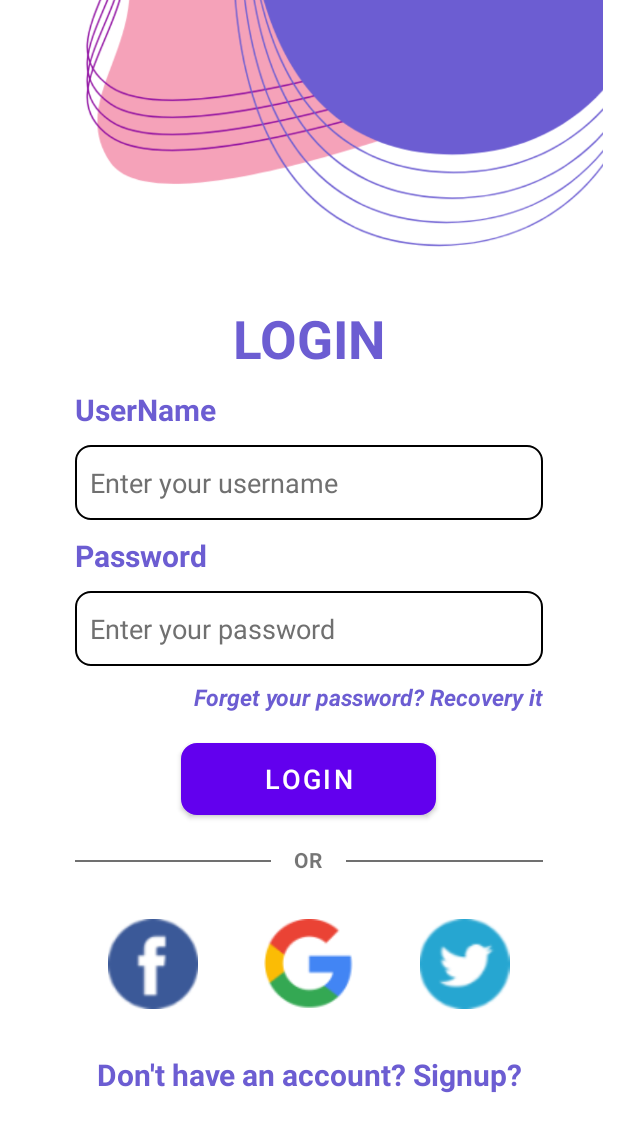
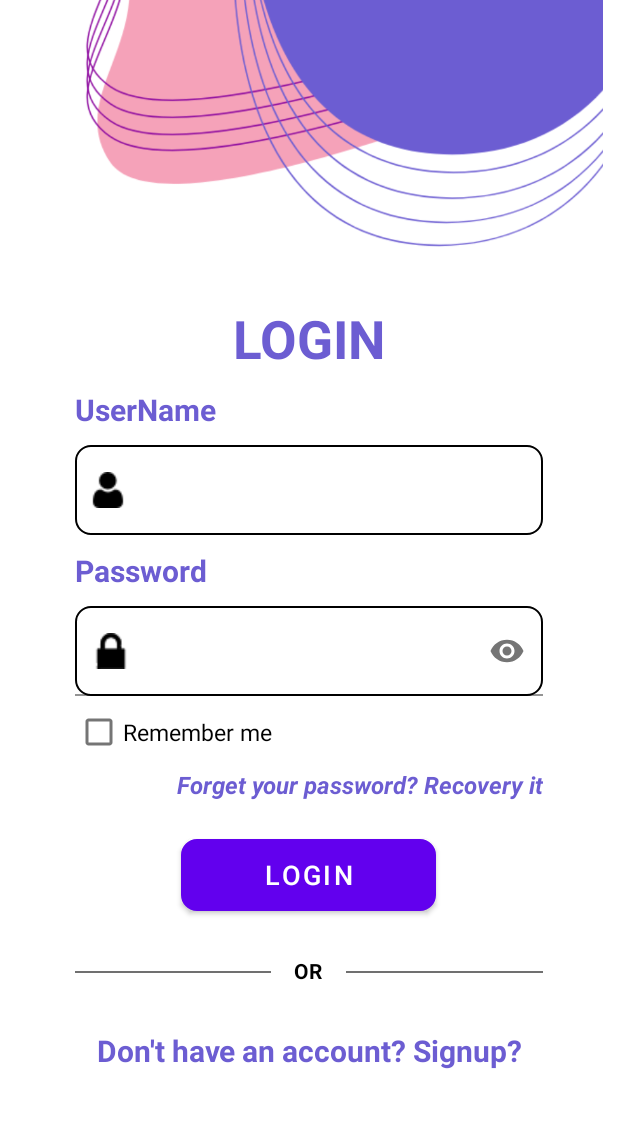
Before and after one commit to cwmTi3n/DoAnAndroid_ShopOnline, an Android app: the layout activity_login.xml on its own in the app's theme, with its tools: preview values and no code run, on a phone screen of 412 x 824 dp. Shown: the top 1132 px of the screen. Run offline under Robolectric (Android 15) with nearby library versions, the light colour scheme and no system bars.

Commit message:
Xây dựng UI activity_login

```diff
--- a/app/src/main/AndroidManifest.xml
+++ b/app/src/main/AndroidManifest.xml
@@ -37,20 +37,20 @@
         <activity
             android:name=".activity.seller.UpdateProductActivity"
             android:exported="false" />
-<!--        <activity-->
-<!--            android:name=".activity.ProductDetailActivity"-->
-<!--            android:exported="false" />-->
+        <activity
+            android:name=".activity.ProductDetailActivity"
+            android:exported="false" />
         <activity
             android:name=".activity.seller.AddProductActivity"
             android:exported="false" />
         <activity
             android:name=".activity.SignupActivity"
             android:exported="false" />
+<!--        <activity-->
+<!--            android:name=".activity.LoginActivity"-->
+<!--            android:exported="false" />-->
         <activity
             android:name=".activity.LoginActivity"
-            android:exported="false" />
-        <activity
-            android:name=".activity.ProductDetailActivity"
             android:exported="true">
             <intent-filter>
                 <action android:name="android.intent.action.MAIN" />
--- a/app/src/main/res/layout/activity_login.xml
+++ b/app/src/main/res/layout/activity_login.xml
@@ -5,6 +5,10 @@
     android:layout_width="match_parent"
     android:layout_height="match_parent"
     tools:context=".activity.LoginActivity">
+
+    <ScrollView
+        android:layout_width="match_parent"
+        android:layout_height="match_parent">
 
         <LinearLayout
             android:layout_width="match_parent"
@@ -18,7 +22,6 @@
                 app:srcCompat="@drawable/top_login" />
 
             <TextView
-            android:id="@+id/tvlogin"
                 android:layout_width="match_parent"
                 android:layout_height="wrap_content"
                 android:text="LOGIN"
@@ -28,7 +31,6 @@
                 android:textAlignment="center"/>
 
             <TextView
-            android:id="@+id/tvusername"
                 android:layout_width="match_parent"
                 android:layout_height="wrap_content"
                 android:layout_marginTop="10dp"
@@ -42,19 +44,18 @@
             <EditText
                 android:id="@+id/edtusername"
                 android:layout_width="match_parent"
-            android:layout_height="50dp"
+                android:layout_height="60dp"
                 android:layout_marginTop="10dp"
                 android:layout_marginLeft="50dp"
                 android:layout_marginRight="50dp"
+                android:drawableLeft="@drawable/user1"
                 android:paddingStart="10dp"
                 android:background="@drawable/radius_border_10dp"
                 android:ems="10"
                 android:inputType="textPersonName"
-            android:textColorHint="#707070"
-            android:hint="Enter your username" />
+                android:textColorHint="#707070" />
 
             <TextView
-            android:id="@+id/tvpass"
                 android:layout_width="match_parent"
                 android:layout_height="wrap_content"
                 android:layout_marginTop="10dp"
@@ -65,39 +66,57 @@
                 android:textColor="#6C5DD2"
                 android:textStyle="bold" />
 
-        <EditText
-            android:id="@+id/edtpass"
+            <com.google.android.material.textfield.TextInputLayout
+                app:passwordToggleEnabled="true"
                 android:layout_width="match_parent"
-            android:layout_height="50dp"
+                android:layout_height="wrap_content"
                 android:layout_marginTop="10dp"
                 android:layout_marginLeft="50dp"
                 android:layout_marginRight="50dp"
-            android:paddingStart="10dp"
+                app:startIconDrawable="@drawable/padlock"
+                app:startIconTint="#000">
+
+                <com.google.android.material.textfield.TextInputEditText
+                    android:id="@+id/tfpass"
+                    android:layout_width="match_parent"
+                    android:layout_height="60dp"
                     android:background="@drawable/radius_border_10dp"
-            android:ems="10"
-            android:inputType="textPersonName"
-            android:hint="Enter your password"
-            android:textColorHint="#707070" />
+                    android:inputType="textPassword"
+                    android:textSize="20dp"
+                    android:fontFamily="sans-serif">
+                </com.google.android.material.textfield.TextInputEditText>
+
+
+
+            </com.google.android.material.textfield.TextInputLayout>
+
+            <CheckBox
+                android:id="@+id/checkBox"
+                android:layout_width="wrap_content"
+                android:layout_height="wrap_content"
+                android:layout_marginLeft="50dp"
+                android:text="Remember me"
+                android:textColor="#000"
+                android:textSize="15dp"/>
 
             <TextView
                 android:id="@+id/tvforgetpass"
                 android:layout_width="match_parent"
                 android:layout_height="wrap_content"
-            android:layout_marginTop="10dp"
+                android:layout_marginLeft="50dp"
                 android:layout_marginRight="50dp"
                 android:text="Forget your password? Recovery it"
-            android:textSize="15dp"
+                android:textSize="16dp"
                 android:textStyle="bold|italic"
                 android:textAlignment="viewEnd"
-            android:textColor="#6C5DD2"
-            />
+                android:textColor="#6C5DD2" />
 
             <Button
                 android:id="@+id/btnlogin"
                 android:layout_width="170dp"
                 android:layout_height="wrap_content"
                 android:layout_gravity="center"
-            android:layout_marginTop="20dp"
+                android:layout_marginTop="25dp"
                 android:textSize="18dp"
                 android:text="Login"
                 android:background="@drawable/radius_border_10dp"/>
@@ -106,7 +125,7 @@
                 android:layout_width="match_parent"
                 android:layout_height="wrap_content"
                 android:orientation="horizontal"
-            android:layout_marginTop="20dp"
+                android:layout_marginTop="30dp"
                 android:layout_marginLeft="50dp"
                 android:layout_marginRight="50dp"
                 android:weightSum="9">
@@ -125,6 +144,7 @@
                     android:layout_weight="1"
                     android:textAlignment="center"
                     android:text="OR"
+                    android:textColor="#000"
                     android:textStyle="bold"/>
 
                 <View
@@ -136,35 +156,6 @@
 
             </LinearLayout>
 
-        <LinearLayout
-            android:layout_width="match_parent"
-            android:layout_height="wrap_content"
-            android:layout_marginTop="30dp"
-            android:layout_marginLeft="50dp"
-            android:layout_marginRight="50dp"
-            android:orientation="horizontal">
-
-            <ImageView
-                android:id="@+id/imgfacebook"
-                android:layout_width="wrap_content"
-                android:layout_height="wrap_content"
-                android:layout_weight="1"
-                app:srcCompat="@drawable/facebook" />
-
-            <ImageView
-                android:id="@+id/imggoogle"
-                android:layout_width="wrap_content"
-                android:layout_height="wrap_content"
-                android:layout_weight="1"
-                app:srcCompat="@drawable/google" />
-
-            <ImageView
-                android:id="@+id/imgtwitter"
-                android:layout_width="wrap_content"
-                android:layout_height="wrap_content"
-                android:layout_weight="1"
-                app:srcCompat="@drawable/twitter" />
-        </LinearLayout>
 
             <TextView
                 android:id="@+id/tvsignup"
@@ -179,4 +170,6 @@
 
 
         </LinearLayout>
+
+    </ScrollView>
 </androidx.constraintlayout.widget.ConstraintLayout>
```
Also changed, not shown: app/src/main/res/drawable/hide.png (deleted), app/src/main/res/drawable/show.png (deleted), app/src/main/res/drawable/top_background1.png (deleted), app/src/main/res/drawable/user1.png (added). Lines whose indentation alone changed are shown as unchanged.
